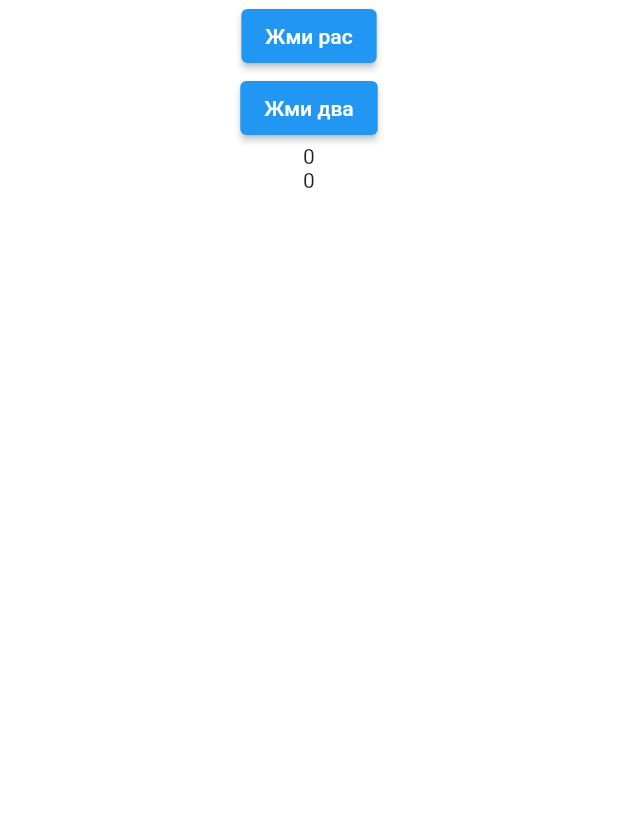
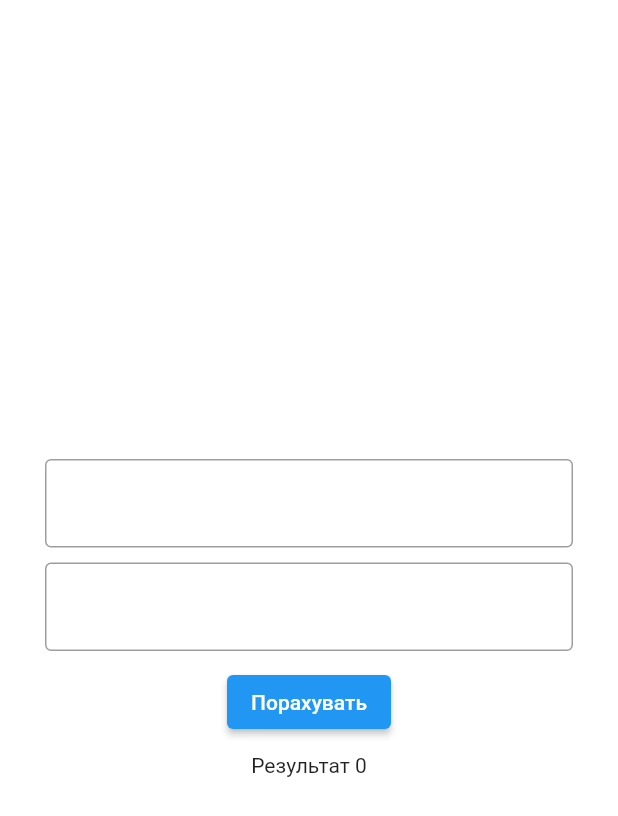
Before and after one commit to git-elena/Dart_Flutter_iOS_Android, a Flutter app: the screen it shows after launch, on a phone screen of 412 x 824 dp. Shown: the top 816 px of the screen. Run offline on Flutter 3.47's test engine with Material 2 defaults, Android fonts, the phone set to English and light mode, and no system bars.

Commit message:
Example Change Notifier Provider for broadcast between widget

```diff
--- a/lib/Widgets/app.dart
+++ b/lib/Widgets/app.dart
@@ -1,8 +1,9 @@
 import 'package:flutter/material.dart';
 import 'package:flutter/services.dart';
+import 'package:house_client_application/Widgets/test_broadcast_between_widget.dart';
 
 import 'model/products_widget.dart';
-import 'test_inherited.dart';
+
 
 class App extends StatelessWidget {
   const App({Key? key}) : super(key: key);
@@ -14,12 +15,11 @@ class App extends StatelessWidget {
 
           home: DefaultTextStyle(
             style: Theme.of(context).textTheme.bodyText1!,
-              child:
-            Example(),
-
-          //AppBar(child: AllProducts()),
-          //PageList(),
-          //UserProfile(),
+              child: Example(),
+              // AllProducts(),
+          // AppBar(child: AllProducts()),
+          // PageList(),
+          // UserProfile(),
 
         )
     );
--- a/lib/Widgets/model/products_widget.dart
+++ b/lib/Widgets/model/products_widget.dart
@@ -4,6 +4,8 @@ import 'package:house_client_application/Widgets/data/main_menu_items.dart';
 import 'package:house_client_application/Widgets/data/product_data.dart';
 import 'package:house_client_application/Widgets/model/main_menu_item.dart';
 import 'package:http/http.dart' as http;
+
+import 'access.dart';
 
 
 class AllProducts extends StatefulWidget {
@@ -96,7 +98,7 @@ class _AllProductsState extends State<AllProducts> {
 
               ]
             ),
-            body: Text('X'),//ListProducts(),
+            body: ListProducts(),
         )
     );
   }
--- /dev/null
+++ b/lib/Widgets/test_broadcast_between_widget.dart
@@ -0,0 +1,165 @@
+
+
+import 'package:flutter/material.dart';
+import 'package:flutter/rendering.dart';
+
+class Example extends StatelessWidget {
+  const Example({Key? key}) : super(key: key);
+
+  @override
+  Widget build(BuildContext context) {
+    return const Scaffold(
+      backgroundColor: Colors.white,
+      body: SafeArea(
+          child: const SimpleCalcWidget()
+      ),
+    );
+  }
+}
+
+class SimpleCalcWidget extends StatefulWidget {
+  const SimpleCalcWidget({Key? key}) : super(key: key);
+
+  @override
+  _SimpleCalcWidgetState createState() => _SimpleCalcWidgetState();
+}
+
+class _SimpleCalcWidgetState extends State<SimpleCalcWidget> {
+  final _model = SimpleCalcWidgetModel();
+
+  @override
+  Widget build(BuildContext context) {
+    return Center (
+      child: Padding (
+        padding: const EdgeInsets.symmetric(horizontal: 30),
+        child: SimpleCalcWidgetProvider(
+          model: _model,
+          child: Column (
+            mainAxisSize: MainAxisSize.min,
+            children: [
+              const FirstNumberWidget(),
+              const SizedBox(height: 10,),
+              const SecondNumberWidget(),
+              const SizedBox(height: 10,),
+              const SumButtonWidget(),
+              const SizedBox(height: 10,),
+              const ResultWidget()
+            ],
+          ),
+        ),
+      ),
+    );
+  }
+}
+class FirstNumberWidget extends StatelessWidget {
+  const FirstNumberWidget({Key? key}) : super(key: key);
+
+  @override
+  Widget build(BuildContext context) {
+    return TextField(
+      decoration: const InputDecoration(border: OutlineInputBorder()),
+      onChanged: (value) => SimpleCalcWidgetProvider.of(context)?.firstNumber = value,
+    );
+  }
+}
+class SecondNumberWidget extends StatelessWidget {
+  const SecondNumberWidget({Key? key}) : super(key: key);
+
+  @override
+  Widget build(BuildContext context) {
+    return TextField(
+      decoration: const InputDecoration(border: OutlineInputBorder()),
+      onChanged: (value) => SimpleCalcWidgetProvider.of(context)?.secondNumber = value,
+    );
+  }
+}
+class SumButtonWidget extends StatelessWidget {
+  const SumButtonWidget({Key? key}) : super(key: key);
+
+  @override
+  Widget build(BuildContext context) {
+    return ElevatedButton(
+        onPressed: () => SimpleCalcWidgetProvider.of(context)?.sum(),
+        child: const Text('Порахувать')
+    );
+  }
+}
+// class ResultWidget extends StatefulWidget {
+//   const ResultWidget({Key? key}) : super(key: key);
+//
+//   @override
+//   _ResultWidgetState createState() => _ResultWidgetState();
+// }
+//
+// class _ResultWidgetState extends State<ResultWidget> {
+//   String _value = '-1';
+//
+//   @override
+//   void didChangeDependencies() {
+//     // TODO: implement didChangeDependencies
+//     super.didChangeDependencies();
+//     final model = SimpleCalcWidgetProvider.of(context)?.model;
+//     model?.addListener(() {
+//       _value = '${model.sumResult}';
+//       setState(() {});
+//     });
+//   }
+//
+//   @override
+//   Widget build(BuildContext context) {
+//     final value = SimpleCalcWidgetProvider.of(context)?.model.sumResult ?? 0;
+//     return Text('Результат $value');
+//   }
+// }
+
+class ResultWidget extends StatelessWidget {
+  const ResultWidget({Key? key}) : super(key: key);
+
+  @override
+  Widget build(BuildContext context) {
+    final value = SimpleCalcWidgetProvider.of(context)?.sumResult ?? 0;
+    return Text('Результат $value');
+  }
+}
+
+
+// TODO Business Logic
+class SimpleCalcWidgetModel extends ChangeNotifier {
+  int? _firstNumber;
+  int? _secondNumber;
+  int? sumResult;
+
+  set firstNumber(String value) => _firstNumber = int.tryParse(value);
+  set secondNumber(String value) => _secondNumber = int.tryParse(value);
+
+  void sum() {
+    int? sumResult;
+    if (_firstNumber != null && _secondNumber != null) {
+      sumResult = _firstNumber! + _secondNumber!;
+    } else {
+      sumResult = null;
+    }
+    if (this.sumResult != sumResult) {
+      this.sumResult = sumResult;
+      notifyListeners();
+    }
+  }
+}
+
+// TODO Data Provider
+class SimpleCalcWidgetProvider extends InheritedNotifier<SimpleCalcWidgetModel> {
+  final SimpleCalcWidgetModel model;
+
+  const SimpleCalcWidgetProvider({
+    Key? key,
+    required this.model,
+    required Widget child,
+  }) : super(
+      key: key,
+      notifier: model,
+      child: child);
+
+  static SimpleCalcWidgetModel? of(BuildContext context) {
+    return context.dependOnInheritedWidgetOfExactType<SimpleCalcWidgetProvider>()?.model;
+  }
+}
--- a/lib/Widgets/test_inherited.dart
+++ b/lib/Widgets/test_inherited.dart
@@ -7,7 +7,7 @@ class Example extends StatelessWidget {
   Widget build(BuildContext context) {
     return Scaffold(
       backgroundColor: Colors.white,
-      body: SafeArea(
+      body: const SafeArea(
         child: Center(
             child: const DataOwnerStateful()),
       ),
@@ -70,7 +70,7 @@ class DataConsumerStateless extends StatelessWidget {
 
   @override
   Widget build(BuildContext context) {
-    final value = context.dependOnInheritedWidgetOfExactType<DataProviderInherited>()
+    final value = context.dependOnInheritedWidgetOfExactType<DataProviderInherited>(aspect: 'one')
         ?.value1 ??
         0;
 
@@ -110,7 +110,7 @@ class _DataConsumerStatefulState extends  State<DataConsumerStateful> {
 
       //.findAncestorStateOfType<_DataOwnerStatefulState>()?._value ?? 0;
   final value = context
-      .dependOnInheritedWidgetOfExactType<DataProviderInherited>()
+      .dependOnInheritedWidgetOfExactType<DataProviderInherited>(aspect: 'two')
       ?.value2 ??
       0;
   return Text('$value');
@@ -128,7 +128,7 @@ class _DataConsumerStatefulState extends  State<DataConsumerStateful> {
 //   }
 // }
 
-class DataProviderInherited extends InheritedWidget {
+class DataProviderInherited extends InheritedModel<String> {
 
   final int value1;
   final int value2;
@@ -151,4 +151,15 @@ class DataProviderInherited extends InheritedWidget {
   bool updateShouldNotify(DataProviderInherited old) {
     return value1 != old.value1 || value2 != old.value2;
   }
+
+  @override
+  bool updateShouldNotifyDependent(
+      covariant DataProviderInherited oldWidget,
+      Set<String> aspects) {
+
+    final isValueOneUpdated = value1 != oldWidget.value1 && aspects.contains('one');
+    final isValueTwoUpdated = value2 != oldWidget.value2 && aspects.contains('two');
+
+    return isValueOneUpdated || isValueTwoUpdated;
+  }
 }
```
